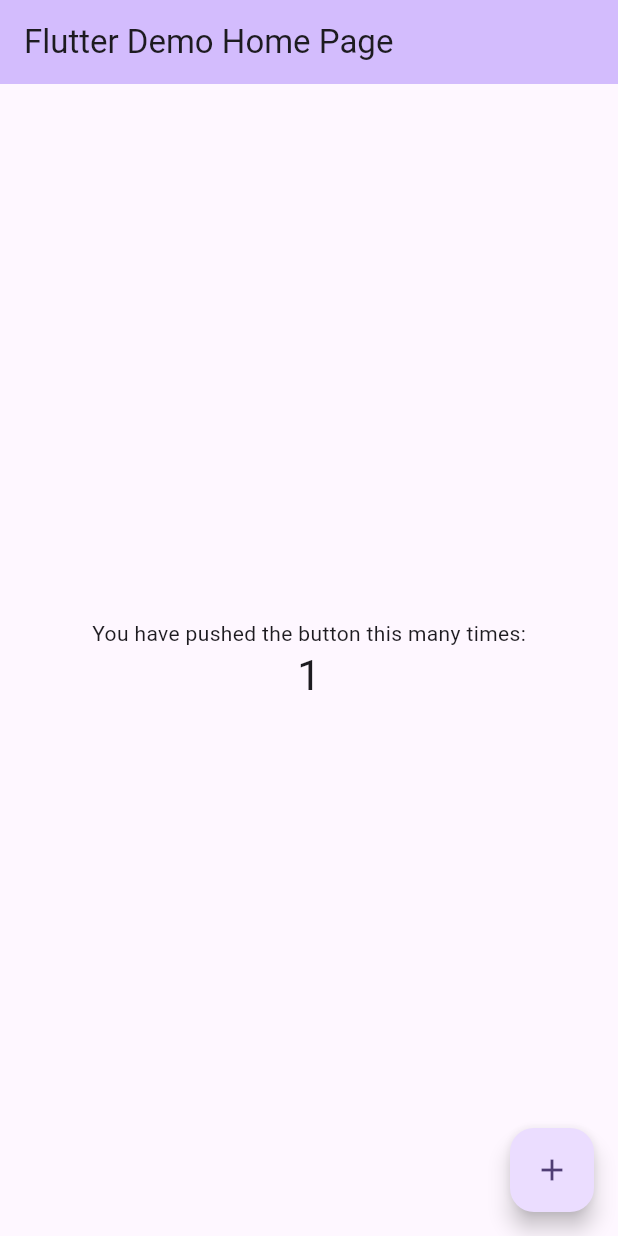
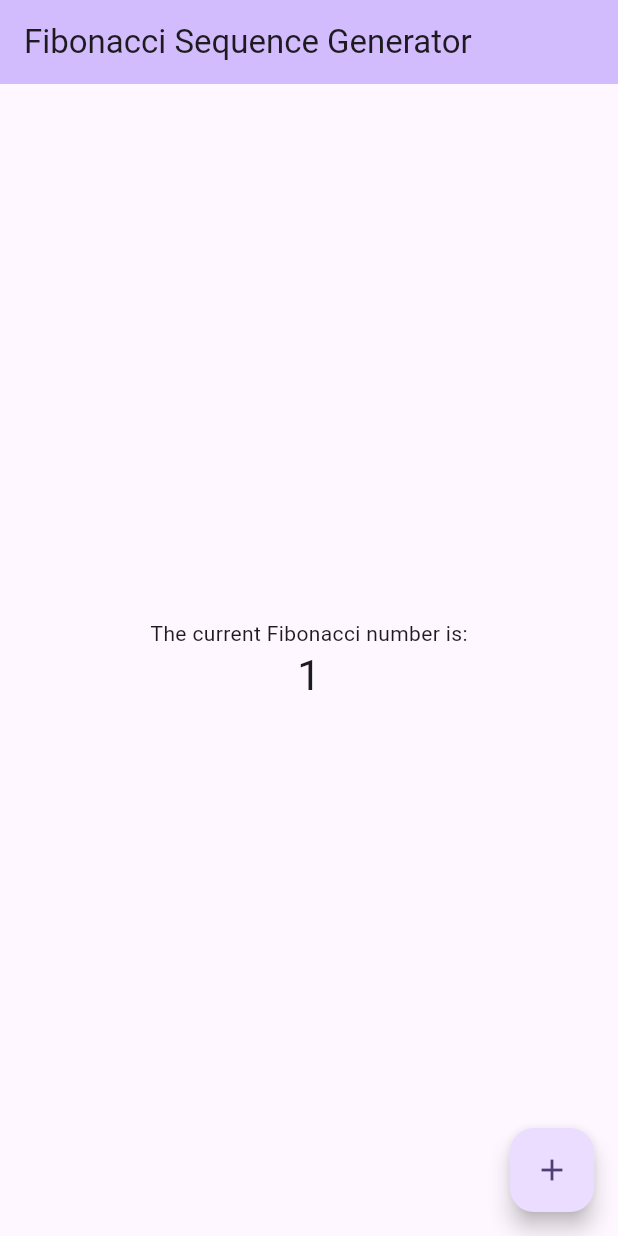
Before and after one commit to jvrmaia/flutter-playground, a Flutter app: the screen it shows after launch, after a tap on the "add" icon, on a phone screen of 412 x 824 dp. Run offline on Flutter 3.47's test engine with Material 2 defaults, Android fonts, the phone set to English and light mode, and no system bars.

Commit message:
fibonacci sequence generator

```diff
--- a/flutter_playground/lib/main.dart
+++ b/flutter_playground/lib/main.dart
@@ -11,42 +11,18 @@ class MyApp extends StatelessWidget {
   @override
   Widget build(BuildContext context) {
     return MaterialApp(
-      title: 'Flutter Demo',
+      title: 'Flutter Playground',
       theme: ThemeData(
-        // This is the theme of your application.
-        //
-        // TRY THIS: Try running your application with "flutter run". You'll see
-        // the application has a blue toolbar. Then, without quitting the app,
-        // try changing the seedColor in the colorScheme below to Colors.green
-        // and then invoke "hot reload" (save your changes or press the "hot
-        // reload" button in a Flutter-supported IDE, or press "r" if you used
-        // the command line to start the app).
-        //
-        // Notice that the counter didn't reset back to zero; the application
-        // state is not lost during the reload. To reset the state, use hot
-        // restart instead.
-        //
-        // This works for code too, not just values: Most code changes can be
-        // tested with just a hot reload.
         colorScheme: ColorScheme.fromSeed(seedColor: Colors.deepPurple),
         useMaterial3: true,
       ),
-      home: const MyHomePage(title: 'Flutter Demo Home Page'),
+      home: const MyHomePage(title: 'Fibonacci Sequence Generator'),
     );
   }
 }
 
 class MyHomePage extends StatefulWidget {
   const MyHomePage({super.key, required this.title});
-
-  // This widget is the home page of your application. It is stateful, meaning
-  // that it has a State object (defined below) that contains fields that affect
-  // how it looks.
-
-  // This class is the configuration for the state. It holds the values (in this
-  // case the title) provided by the parent (in this case the App widget) and
-  // used by the build method of the State. Fields in a Widget subclass are
-  // always marked "final".
 
   final String title;
 
@@ -55,69 +31,40 @@ class MyHomePage extends StatefulWidget {
 }
 
 class _MyHomePageState extends State<MyHomePage> {
-  int _counter = 0;
+  int _a = 0, _b = 1;
 
-  void _incrementCounter() {
+  void _nextFibonacci() {
     setState(() {
-      // This call to setState tells the Flutter framework that something has
-      // changed in this State, which causes it to rerun the build method below
-      // so that the display can reflect the updated values. If we changed
-      // _counter without calling setState(), then the build method would not be
-      // called again, and so nothing would appear to happen.
-      _counter++;
+      int aux = _a + _b;
+      _a = _b;
+      _b = aux;
     });
   }
 
   @override
   Widget build(BuildContext context) {
-    // This method is rerun every time setState is called, for instance as done
-    // by the _incrementCounter method above.
-    //
-    // The Flutter framework has been optimized to make rerunning build methods
-    // fast, so that you can just rebuild anything that needs updating rather
-    // than having to individually change instances of widgets.
     return Scaffold(
       appBar: AppBar(
-        // TRY THIS: Try changing the color here to a specific color (to
-        // Colors.amber, perhaps?) and trigger a hot reload to see the AppBar
-        // change color while the other colors stay the same.
         backgroundColor: Theme.of(context).colorScheme.inversePrimary,
-        // Here we take the value from the MyHomePage object that was created by
-        // the App.build method, and use it to set our appbar title.
         title: Text(widget.title),
       ),
       body: Center(
-        // Center is a layout widget. It takes a single child and positions it
-        // in the middle of the parent.
         child: Column(
-          // Column is also a layout widget. It takes a list of children and
-          // arranges them vertically. By default, it sizes itself to fit its
-          // children horizontally, and tries to be as tall as its parent.
-          //
-          // Column has various properties to control how it sizes itself and
-          // how it positions its children. Here we use mainAxisAlignment to
-          // center the children vertically; the main axis here is the vertical
-          // axis because Columns are vertical (the cross axis would be
-          // horizontal).
-          //
-          // TRY THIS: Invoke "debug painting" (choose the "Toggle Debug Paint"
-          // action in the IDE, or press "p" in the console), to see the
-          // wireframe for each widget.
           mainAxisAlignment: MainAxisAlignment.center,
           children: <Widget>[
             const Text(
-              'You have pushed the button this many times:',
+              'The current Fibonacci number is:',
             ),
             Text(
-              '$_counter',
+              '$_b',
               style: Theme.of(context).textTheme.headlineMedium,
             ),
           ],
         ),
       ),
       floatingActionButton: FloatingActionButton(
-        onPressed: _incrementCounter,
-        tooltip: 'Increment',
+        onPressed: _nextFibonacci,
+        tooltip: 'Next',
         child: const Icon(Icons.add),
       ), // This trailing comma makes auto-formatting nicer for build methods.
     );
```
Also changed, not shown: 1 other file.
